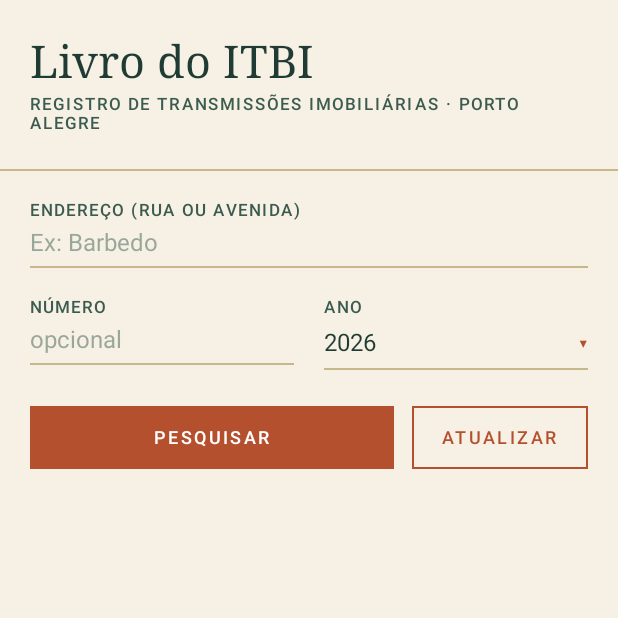
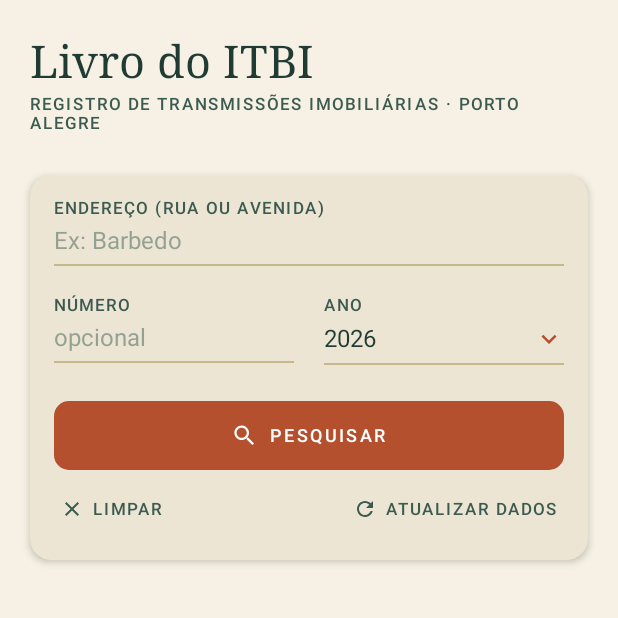
Before and after one commit to r2mai-cmd/itbi-app-poa, an Android app built with Jetpack Compose: the screen it shows after launch (MainActivity), on a phone screen of 412 x 824 dp, the top half of it. Run offline under Robolectric (Android 15) with nearby library versions, the light colour scheme and no system bars.

Commit message:
Add files via upload

```diff
--- a/app/src/main/java/com/example/itbipoa/ui/components/LedgerComponents.kt
+++ b/app/src/main/java/com/example/itbipoa/ui/components/LedgerComponents.kt
@@ -7,8 +7,10 @@ import androidx.compose.foundation.clickable
 import androidx.compose.foundation.interaction.MutableInteractionSource
 import androidx.compose.foundation.interaction.collectIsFocusedAsState
 import androidx.compose.foundation.layout.*
+import androidx.compose.foundation.shape.RoundedCornerShape
 import androidx.compose.foundation.text.BasicTextField
 import androidx.compose.foundation.text.KeyboardOptions
+import androidx.compose.material3.Icon
 import androidx.compose.material3.MaterialTheme
 import androidx.compose.material3.Text
 import androidx.compose.runtime.Composable
@@ -17,9 +19,10 @@ import androidx.compose.runtime.remember
 import androidx.compose.ui.Alignment
 import androidx.compose.ui.Modifier
 import androidx.compose.ui.draw.clip
+import androidx.compose.ui.draw.shadow
 import androidx.compose.ui.graphics.Color
-import androidx.compose.ui.graphics.RectangleShape
 import androidx.compose.ui.graphics.SolidColor
+import androidx.compose.ui.graphics.vector.ImageVector
 import androidx.compose.ui.text.input.KeyboardType
 import androidx.compose.ui.text.style.TextAlign
 import androidx.compose.ui.unit.Dp
@@ -27,6 +30,9 @@ import androidx.compose.ui.unit.dp
 import com.example.itbipoa.ui.theme.DouradoLinha
 import com.example.itbipoa.ui.theme.EstiloValor
 import com.example.itbipoa.ui.theme.Terracota
+
+private val CantoPadrao = RoundedCornerShape(14.dp)
+private val CantoBotao = RoundedCornerShape(10.dp)
 
 /** Rótulo em versalete espaçado — usado no lugar de "labels" genéricos de Material. */
 @Composable
@@ -41,8 +47,7 @@ fun RotuloCampo(texto: String) {
 /**
  * Campo de texto no estilo "linha de formulário de papel": sem caixa nem
  * preenchimento — só um rótulo em cima e um traço embaixo, que engrossa e
- * muda de cor quando o campo está em foco. Substitui o OutlinedTextField
- * padrão do Material, que é a cara mais reconhecível de "app genérico".
+ * muda de cor quando o campo está em foco.
  */
 @Composable
 fun LinhaCampo(
@@ -99,31 +104,98 @@ fun HorizontalTraco(
     )
 }
 
-/** Botão retangular (sem cantos de pílula) — foge do padrão visual mais óbvio do Material. */
+/**
+ * Cartão com cantos arredondados e sombra suave — a "superfície" padrão para
+ * agrupar conteúdo de forma moderna, sem cair no visual genérico de
+ * ElevatedCard com sombra pesada do Material.
+ */
+@Composable
+fun CartaoSuave(
+    modifier: Modifier = Modifier,
+    aoClicar: (() -> Unit)? = null,
+    conteudo: @Composable ColumnScope.() -> Unit
+) {
+    Column(
+        modifier = modifier
+            .shadow(elevation = 3.dp, shape = CantoPadrao, ambientColor = Color.Black.copy(alpha = 0.12f))
+            .clip(CantoPadrao)
+            .background(MaterialTheme.colorScheme.surface)
+            .then(if (aoClicar != null) Modifier.clickable(onClick = aoClicar) else Modifier)
+            .padding(16.dp),
+        content = conteudo
+    )
+}
+
+/** Botão principal, com cantos levemente arredondados e ícone opcional. */
 @Composable
 fun BotaoLivro(
     texto: String,
     aoClicar: () -> Unit,
     modifier: Modifier = Modifier,
     habilitado: Boolean = true,
-    preenchido: Boolean = true
+    preenchido: Boolean = true,
+    icone: ImageVector? = null
 ) {
     val corFundo = if (preenchido) Terracota else Color.Transparent
     val corTexto = if (preenchido) Color.White else Terracota
 
     Box(
         modifier = modifier
-            .clip(RectangleShape)
-            .then(if (!preenchido) Modifier.border(BorderStroke(1.dp, Terracota)) else Modifier)
+            .clip(CantoBotao)
+            .then(if (!preenchido) Modifier.border(BorderStroke(1.dp, Terracota), CantoBotao) else Modifier)
             .background(if (habilitado) corFundo else corFundo.copy(alpha = 0.35f))
             .clickable(enabled = habilitado, onClick = aoClicar)
             .padding(vertical = 14.dp, horizontal = 20.dp),
         contentAlignment = Alignment.Center
     ) {
+        Row(verticalAlignment = Alignment.CenterVertically) {
+            if (icone != null) {
+                Icon(
+                    icone,
+                    contentDescription = null,
+                    tint = if (habilitado) corTexto else corTexto.copy(alpha = 0.7f),
+                    modifier = Modifier.size(18.dp)
+                )
+                Spacer(Modifier.width(8.dp))
+            }
+            Text(
+                texto.uppercase(),
+                style = MaterialTheme.typography.labelLarge,
+                color = if (habilitado) corTexto else corTexto.copy(alpha = 0.7f)
+            )
+        }
+    }
+}
+
+/** Botão pequeno, só texto sublinhado — para ações secundárias como "Limpar". */
+@Composable
+fun BotaoTexto(
+    texto: String,
+    aoClicar: () -> Unit,
+    modifier: Modifier = Modifier,
+    icone: ImageVector? = null,
+    habilitado: Boolean = true
+) {
+    Row(
+        modifier = modifier
+            .clip(CantoBotao)
+            .clickable(enabled = habilitado, onClick = aoClicar)
+            .padding(vertical = 10.dp, horizontal = 4.dp),
+        verticalAlignment = Alignment.CenterVertically
+    ) {
+        if (icone != null) {
+            Icon(
+                icone,
+                contentDescription = null,
+                tint = MaterialTheme.colorScheme.onSurfaceVariant,
+                modifier = Modifier.size(16.dp)
+            )
+            Spacer(Modifier.width(6.dp))
+        }
         Text(
             texto.uppercase(),
-            style = MaterialTheme.typography.labelLarge,
-            color = if (habilitado) corTexto else corTexto.copy(alpha = 0.7f)
+            style = MaterialTheme.typography.labelMedium,
+            color = MaterialTheme.colorScheme.onSurfaceVariant
         )
     }
 }
@@ -154,7 +226,7 @@ fun LinhaFicha(rotulo: String, valor: String) {
     Spacer(Modifier.height(10.dp))
 }
 
-/** Caixa com apenas borda fina (sem sombra, sem preenchimento) — para destacar um resultado. */
+/** Caixa com apenas borda fina (sem sombra) — para pequenos destaques dentro de um cartão. */
 @Composable
 fun CaixaContorno(
     modifier: Modifier = Modifier,
@@ -164,7 +236,8 @@ fun CaixaContorno(
     Column(
         modifier = modifier
             .fillMaxWidth()
-            .border(BorderStroke(1.dp, cor))
+            .clip(RoundedCornerShape(10.dp))
+            .border(BorderStroke(1.dp, cor), RoundedCornerShape(10.dp))
             .padding(16.dp),
         content = conteudo
     )
--- a/app/src/main/java/com/example/itbipoa/ui/search/SearchScreen.kt
+++ b/app/src/main/java/com/example/itbipoa/ui/search/SearchScreen.kt
@@ -5,17 +5,23 @@ import androidx.compose.foundation.clickable
 import androidx.compose.foundation.layout.*
 import androidx.compose.foundation.lazy.LazyColumn
 import androidx.compose.foundation.lazy.items
+import androidx.compose.material.icons.Icons
+import androidx.compose.material.icons.filled.Close
+import androidx.compose.material.icons.filled.KeyboardArrowDown
+import androidx.compose.material.icons.filled.Refresh
+import androidx.compose.material.icons.filled.Search
 import androidx.compose.material3.*
 import androidx.compose.runtime.*
 import androidx.compose.ui.Alignment
 import androidx.compose.ui.Modifier
 import androidx.compose.ui.graphics.Color
-import androidx.compose.ui.text.font.FontWeight
 import androidx.compose.ui.text.input.KeyboardType
 import androidx.compose.ui.unit.dp
 import com.example.itbipoa.data.model.ItbiRecord
 import com.example.itbipoa.data.network.PoaDataSource
 import com.example.itbipoa.ui.components.BotaoLivro
+import com.example.itbipoa.ui.components.BotaoTexto
+import com.example.itbipoa.ui.components.CartaoSuave
 import com.example.itbipoa.ui.components.HorizontalTraco
 import com.example.itbipoa.ui.components.LinhaCampo
 import com.example.itbipoa.ui.components.RotuloCampo
@@ -40,7 +46,6 @@ fun SearchScreen(
     Surface(color = MaterialTheme.colorScheme.background, modifier = Modifier.fillMaxSize()) {
         Column(modifier = Modifier.fillMaxSize()) {
 
-            // Cabeçalho autoral: sem TopAppBar padrão do Material.
             Column(modifier = Modifier.padding(horizontal = 20.dp, vertical = 24.dp)) {
                 Text("Livro do ITBI", style = MaterialTheme.typography.headlineLarge)
                 Spacer(Modifier.height(4.dp))
@@ -50,13 +55,13 @@ fun SearchScreen(
                     color = MaterialTheme.colorScheme.onSurfaceVariant
                 )
             }
-            HorizontalTraco(cor = DouradoLinha, espessura = 1.dp)
 
-            Column(
-                modifier = Modifier
-                    .padding(horizontal = 20.dp)
-                    .padding(top = 20.dp)
+            LazyColumn(
+                modifier = Modifier.weight(1f),
+                contentPadding = PaddingValues(horizontal = 20.dp, vertical = 4.dp)
             ) {
+                item {
+                    CartaoSuave(modifier = Modifier.fillMaxWidth()) {
                         LinhaCampo(
                             valor = estado.logradouro,
                             aoMudar = viewModel::onLogradouroChange,
@@ -81,21 +86,22 @@ fun SearchScreen(
                                 Spacer(Modifier.height(6.dp))
                                 Box {
                                     Row(
-                                modifier = Modifier.fillMaxWidth(),
+                                        modifier = Modifier
+                                            .fillMaxWidth()
+                                            .clickable { menuAnoAberto = true },
                                         horizontalArrangement = Arrangement.SpaceBetween,
                                         verticalAlignment = Alignment.CenterVertically
-                            ) {
-                                Box(
-                                    modifier = Modifier
-                                        .weight(1f)
-                                        .clickable { menuAnoAberto = true }
                                     ) {
                                         Text(
                                             estado.anoSelecionado?.toString() ?: "Todos",
                                             style = MaterialTheme.typography.bodyLarge
                                         )
-                                }
-                                Text("▾", color = Terracota, style = MaterialTheme.typography.bodyLarge)
+                                        Icon(
+                                            Icons.Default.KeyboardArrowDown,
+                                            contentDescription = "Selecionar ano",
+                                            tint = Terracota,
+                                            modifier = Modifier.size(20.dp)
+                                        )
                                     }
                                     DropdownMenu(expanded = menuAnoAberto, onDismissRequest = { menuAnoAberto = false }) {
                                         DropdownMenuItem(
@@ -117,26 +123,36 @@ fun SearchScreen(
 
                         Spacer(Modifier.height(24.dp))
 
-                Row(
-                    horizontalArrangement = Arrangement.spacedBy(12.dp),
-                    verticalAlignment = Alignment.CenterVertically
-                ) {
                         BotaoLivro(
                             texto = "Pesquisar",
                             aoClicar = { viewModel.buscar(forcarAtualizacao = false) },
                             habilitado = !estado.carregando,
-                        modifier = Modifier.weight(1f)
+                            icone = Icons.Default.Search,
+                            modifier = Modifier.fillMaxWidth()
                         )
-                    BotaoLivro(
-                        texto = "Atualizar",
+
+                        Spacer(Modifier.height(8.dp))
+
+                        Row(
+                            modifier = Modifier.fillMaxWidth(),
+                            horizontalArrangement = Arrangement.SpaceBetween
+                        ) {
+                            BotaoTexto(
+                                texto = "Limpar",
+                                aoClicar = viewModel::limpar,
+                                icone = Icons.Default.Close,
+                                habilitado = !estado.carregando
+                            )
+                            BotaoTexto(
+                                texto = "Atualizar dados",
                                 aoClicar = { viewModel.buscar(forcarAtualizacao = true) },
-                        habilitado = !estado.carregando,
-                        preenchido = false
+                                icone = Icons.Default.Refresh,
+                                habilitado = !estado.carregando
                             )
                         }
 
                         if (estado.carregando) {
-                    Spacer(Modifier.height(18.dp))
+                            Spacer(Modifier.height(10.dp))
                             LinearProgressIndicator(
                                 modifier = Modifier.fillMaxWidth(),
                                 color = Terracota,
@@ -149,31 +165,34 @@ fun SearchScreen(
                         }
 
                         estado.erro?.let {
-                    Spacer(Modifier.height(16.dp))
+                            Spacer(Modifier.height(14.dp))
                             AvisoFaixa(texto = it, cor = MaterialTheme.colorScheme.error)
                         }
 
                         estado.avisoAnosComErro?.let {
-                    Spacer(Modifier.height(16.dp))
+                            Spacer(Modifier.height(14.dp))
                             AvisoFaixa(texto = it, cor = Terracota)
+                        }
+                    }
                 }
 
                 if (estado.jaBuscou && !estado.carregando) {
+                    item {
                         Spacer(Modifier.height(20.dp))
                         Text(
                             "${estado.resultados.size} REGISTRO(S) ENCONTRADO(S)",
                             style = MaterialTheme.typography.labelMedium,
-                        color = MaterialTheme.colorScheme.onSurfaceVariant
+                            color = MaterialTheme.colorScheme.onSurfaceVariant,
+                            modifier = Modifier.padding(bottom = 10.dp)
                         )
-                    Spacer(Modifier.height(4.dp))
                     }
                 }
 
-            LazyColumn(modifier = Modifier.weight(1f).padding(horizontal = 20.dp)) {
                 items(estado.resultados) { registro ->
                     LinhaResultado(registro, onClick = { onAbrirDetalhe(registro) })
-                    HorizontalTraco(cor = DouradoLinha, espessura = 1.dp)
+                    Spacer(Modifier.height(10.dp))
                 }
+
                 item { Spacer(Modifier.height(24.dp)) }
             }
         }
@@ -196,11 +215,8 @@ private fun AvisoFaixa(texto: String, cor: Color) {
 
 @Composable
 private fun LinhaResultado(registro: ItbiRecord, onClick: () -> Unit) {
+    CartaoSuave(modifier = Modifier.fillMaxWidth(), aoClicar = onClick) {
         Row(
-        modifier = Modifier
-            .fillMaxWidth()
-            .clickable(onClick = onClick)
-            .padding(vertical = 14.dp),
             horizontalArrangement = Arrangement.SpaceBetween,
             verticalAlignment = Alignment.CenterVertically
         ) {
@@ -228,3 +244,4 @@ private fun LinhaResultado(registro: ItbiRecord, onClick: () -> Unit) {
             }
         }
     }
+}
--- a/app/src/main/java/com/example/itbipoa/ui/search/SearchViewModel.kt
+++ b/app/src/main/java/com/example/itbipoa/ui/search/SearchViewModel.kt
@@ -39,6 +39,11 @@ class SearchViewModel(private val repository: ItbiRepository) : ViewModel() {
 
     fun onAnoChange(ano: Int?) {
         uiState = uiState.copy(anoSelecionado = ano)
+    }
+
+    /** Limpa os campos de busca e os resultados, voltando ao estado inicial da tela. */
+    fun limpar() {
+        uiState = SearchUiState()
     }
 
     fun buscar(forcarAtualizacao: Boolean = false) {
```
Also changed, not shown: app/src/main/java/com/example/itbipoa/ui/detail/DetailScreen.kt (+51 -27 lines). Lines whose indentation alone changed are shown as unchanged.
